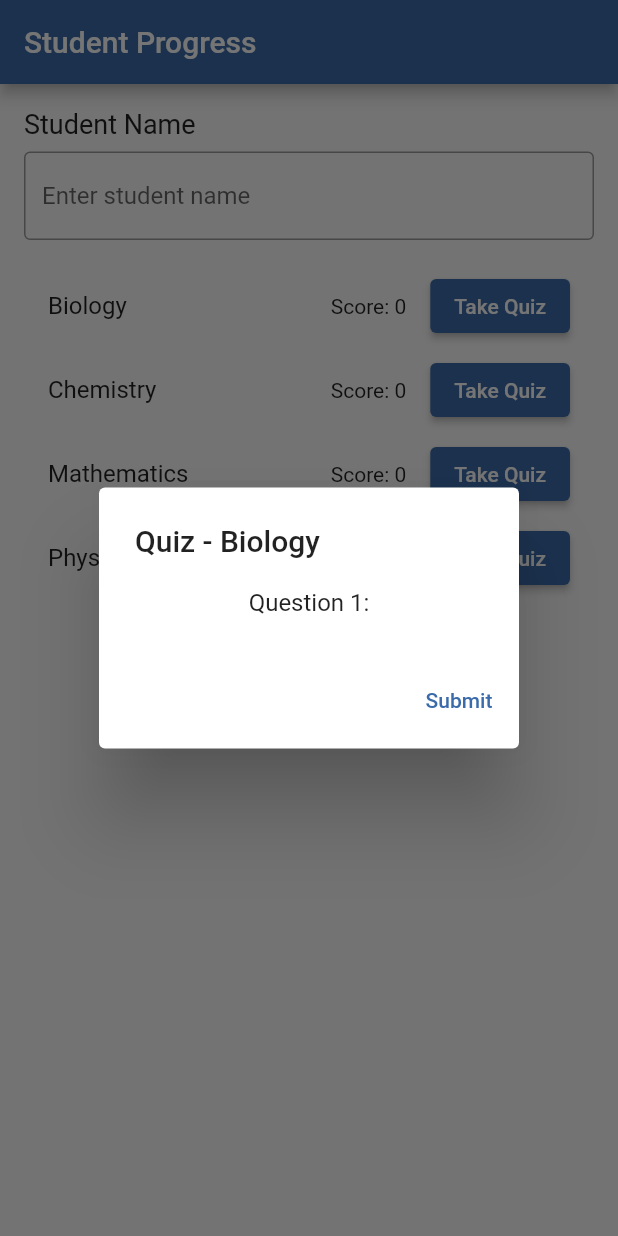
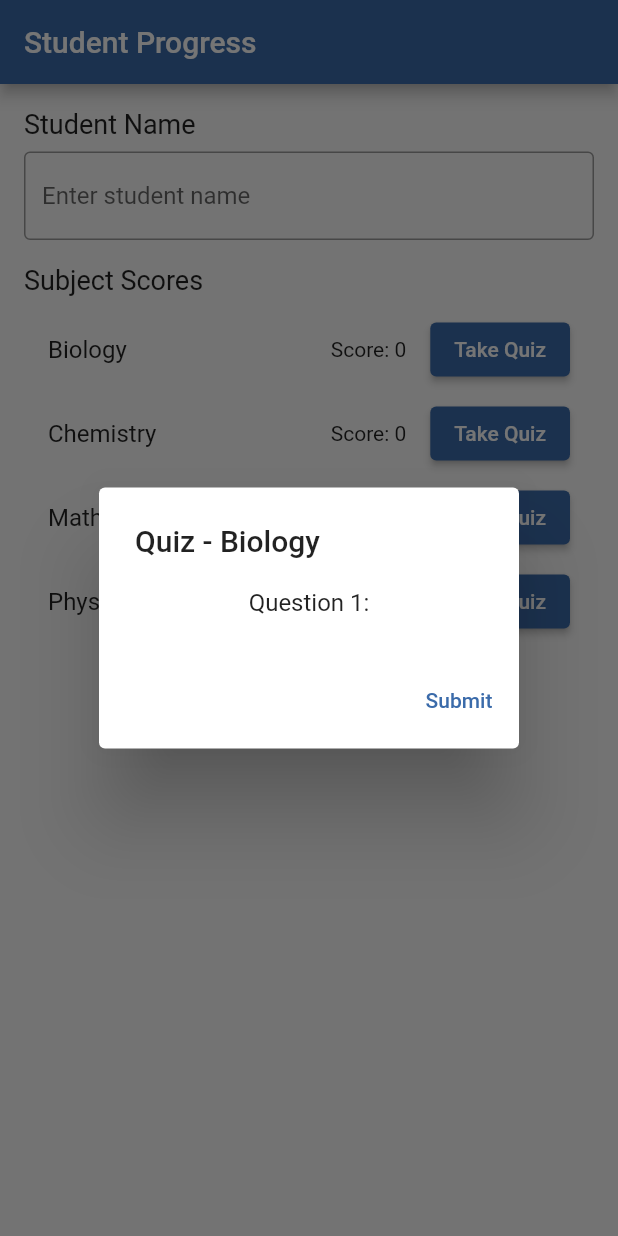
Before and after one commit to EasySchoolASE/EasySchool, a Flutter app: the StudentProgressScreen screen opened directly, after a tap on "Take Quiz", on a phone screen of 412 x 824 dp. Run offline on Flutter 3.47's test engine with Material 2 defaults, Android fonts, the phone set to English and light mode, and no system bars; our stand-ins replace cloud_firestore, firebase_auth, firebase_core, flutter_secure_storage, fluttertoast, google_fonts and 4 more; accounts and stored records are empty; Roboto replaces fonts that are missing (Quicksand).

Commit message:
updated code

```diff
--- a/easylearning/lib/screens/progress.dart
+++ b/easylearning/lib/screens/progress.dart
@@ -27,6 +27,9 @@ class _StudentProgressScreenState extends State<StudentProgressScreen> {
     'Physics': 0,
   };
 
+  // TextEditingController to handle student name input
+  TextEditingController studentNameController = TextEditingController();
+
   void updateScore(String subject, int score) {
     setState(() {
       subjectScores[subject] = score;
@@ -44,7 +47,9 @@ class _StudentProgressScreenState extends State<StudentProgressScreen> {
           children: [
             Text('Student Name', style: TextStyle(fontSize: 18)),
             SizedBox(height: 8),
+            // Use TextField with TextEditingController to handle student name input
             TextField(
+              controller: studentNameController,
               onChanged: (value) {
                 // You can handle student name input here if needed.
               },
@@ -54,6 +59,10 @@ class _StudentProgressScreenState extends State<StudentProgressScreen> {
               ),
             ),
             SizedBox(height: 16),
+            Text('Subject Scores',
+                style:
+                    TextStyle(fontSize: 18)), // Added label for subject scores
+            SizedBox(height: 8),
             Expanded(
               child: ListView.builder(
                 itemCount: subjectScores.length,
@@ -89,15 +98,8 @@ class _StudentProgressScreenState extends State<StudentProgressScreen> {
         int score = 0; // Initialize the quiz score here.
         return AlertDialog(
           title: Text('Quiz - $subject'),
-          content: Column(
-            mainAxisSize: MainAxisSize.min,
-            children: [
-              // Implement your quiz questions and options here.
-              // Update the 'score' variable based on the user's answers.
-              Text('Question 1:'),
-              // ...
-            ],
-          ),
+          content:
+              _buildQuizContent(), // Move quiz dialog content to a separate method
           actions: [
             TextButton(
               onPressed: () {
@@ -111,4 +113,17 @@ class _StudentProgressScreenState extends State<StudentProgressScreen> {
       },
     );
   }
+
+  // Widget method for quiz dialog content
+  Widget _buildQuizContent() {
+    return Column(
+      mainAxisSize: MainAxisSize.min,
+      children: [
+        // Implement your quiz questions and options here.
+        // Update the 'score' variable based on the user's answers.
+        Text('Question 1:'),
+        // ...
+      ],
+    );
+  }
 }
```
